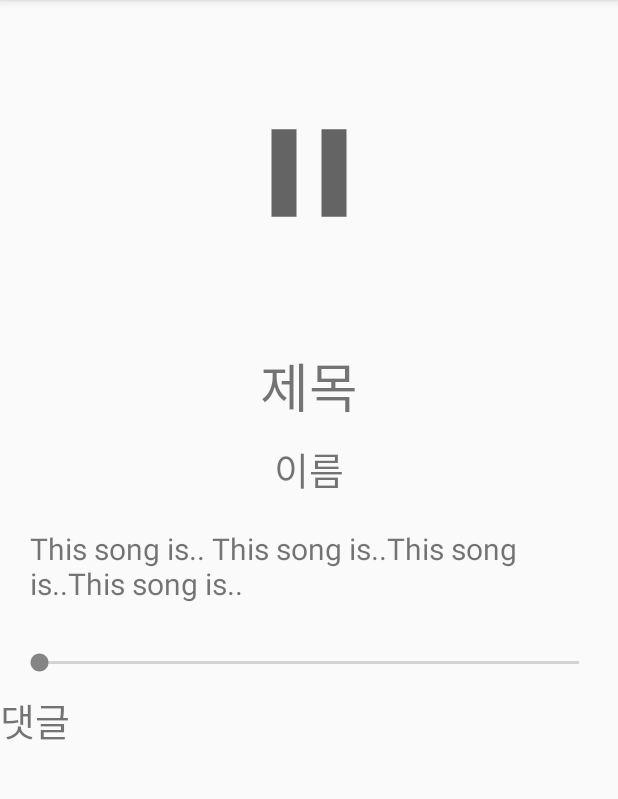
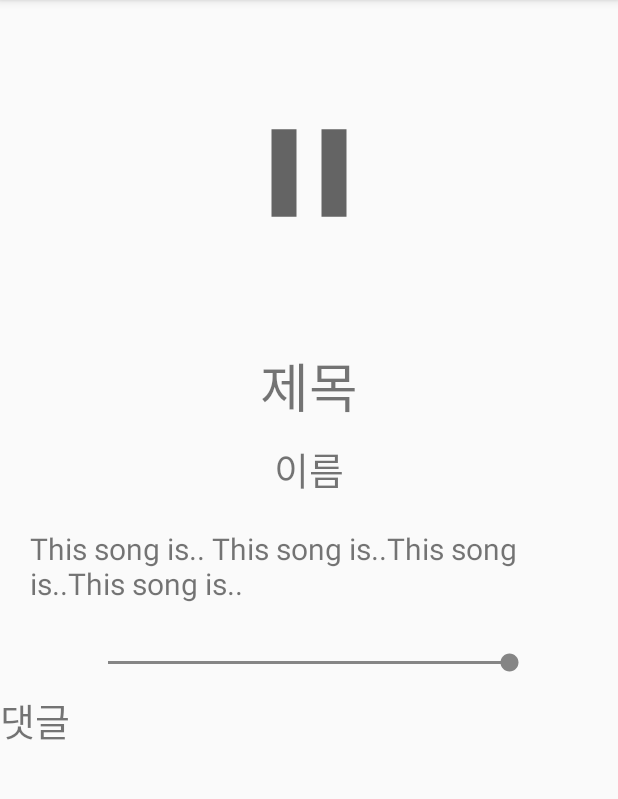
Before and after one commit to MP-mobileProgramming/GClef, an Android app: the InPostActivity screen opened directly, with no data from a screen before it, after a tap on an icon or button, on a phone screen of 412 x 824 dp, the part 84-883 px from its top. Run offline under Robolectric (Android 15) with nearby library versions, the phone set to English and light mode, and no system bars; our stand-ins replace Firebase (no records; nobody signed in at launch, a user with empty details on screens opened directly); pictures from the network do not load; 9 statements that could not run were skipped.

Commit message:
음악 끝나면 다시 재생버튼으로 바뀌고 맨 처음으로 가야하는데 안바뀜 -> 수정해야해

```diff
--- a/app/src/main/java/com/example/gclef/InPostActivity.kt
+++ b/app/src/main/java/com/example/gclef/InPostActivity.kt
@@ -5,7 +5,9 @@ import android.media.MediaPlayer
 import android.net.Uri
 import androidx.appcompat.app.AppCompatActivity
 import android.os.Bundle
+import android.os.Handler
 import android.util.Log
+import android.widget.SeekBar
 import android.widget.Toast
 import com.bumptech.glide.Glide
 import com.google.android.gms.auth.api.signin.internal.Storage
@@ -17,6 +19,9 @@ import kotlinx.android.synthetic.main.activity_in_post.*
 class InPostActivity : AppCompatActivity()  {
     private lateinit var data : Song
     private lateinit var mediaPlayer: MediaPlayer
+    private lateinit var seekBar1: SeekBar
+    lateinit var runnable: Runnable
+    private var handler=Handler()
 
     override fun onCreate(savedInstanceState: Bundle?) {
         super.onCreate(savedInstanceState)
@@ -39,20 +44,48 @@ class InPostActivity : AppCompatActivity()  {
         mediaPlayer.prepare()
         playButton.setBackgroundResource(R.drawable.ic_baseline_play_arrow_24)
 
+        //seekBar initialize
+        seekBar1=findViewById(R.id.seekBarInPost);
+        seekBar1.progress=0
+        seekBar1.max=mediaPlayer.duration
 
        playButton.setOnClickListener {
             if(mediaPlayer.isPlaying) {
-                Toast.makeText(this, "재생 중", Toast.LENGTH_LONG).show()
+                Toast.makeText(this, "재생 중", Toast.LENGTH_SHORT).show()
                 playButton.setBackgroundResource(R.drawable.ic_baseline_play_arrow_24)
                 mediaPlayer.pause()
-
             }
             else {
-                Toast.makeText(this, "재생 시작", Toast.LENGTH_LONG).show()
+                Toast.makeText(this, "재생 시작", Toast.LENGTH_SHORT).show()
                 mediaPlayer.start()
                 playButton.setBackgroundResource(R.drawable.ic_baseline_pause_24)
             }
         }
 
+        seekBar1.setOnSeekBarChangeListener(object:SeekBar.OnSeekBarChangeListener{
+            override fun onProgressChanged(p0: SeekBar?, pos: Int, changed: Boolean) {
+                //when the position of seekbar has changed
+                if(changed){
+                    mediaPlayer.seekTo(pos)
+                }
+            }
+
+            override fun onStartTrackingTouch(p0: SeekBar?) {
+            }
+
+            override fun onStopTrackingTouch(p0: SeekBar?) {
+            }
+        })
+        runnable=Runnable{
+            seekBar1.progress=mediaPlayer.currentPosition
+            handler.postDelayed(runnable,1000)
+        }
+        handler.postDelayed(runnable,1000)
+        //when music is finished, back to 0
+        mediaPlayer.setOnCompletionListener {
+            playButton.setBackgroundResource(R.drawable.ic_baseline_play_arrow_24)
+            seekBar1.progress=0
+        }
+
     }
 }
--- a/app/src/main/res/layout/activity_in_post.xml
+++ b/app/src/main/res/layout/activity_in_post.xml
@@ -54,9 +54,12 @@
         />
 
     <SeekBar
-        android:layout_width="match_parent"
+        android:id="@+id/seekBarInPost"
+        android:layout_width="300dp"
         android:layout_height="wrap_content"
-        android:layout_margin="10dp"/>
+        android:progress="50"
+        android:layout_gravity="center_horizontal"
+        android:layout_marginVertical="10dp"/>
 
     <LinearLayout
         android:layout_width="match_parent"
```
